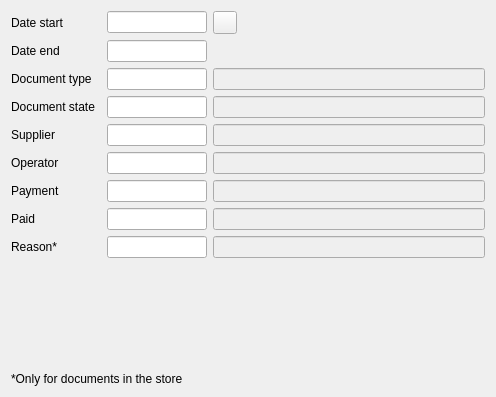
Before: the Qt Designer form Reports/cr5documentsfilter.ui in End1-1/Cafe5, drawn with Qt 5.
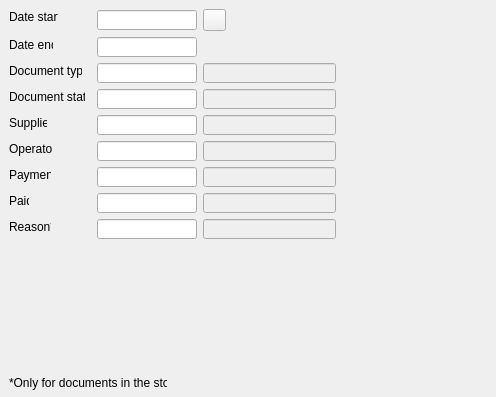
After: the same form once the commit is applied. Icons and pictures are not drawn. Custom widgets are drawn as their Qt base class.

Patch:
```diff
--- a/Reports/cr5documentsfilter.ui
+++ b/Reports/cr5documentsfilter.ui
@@ -13,33 +13,57 @@
   <property name="windowTitle">
    <string>Form</string>
   </property>
-  <layout class="QGridLayout" name="gridLayout">
-   <item row="12" column="0" colspan="4">
     <widget class="QLabel" name="label_8">
+   <property name="geometry">
+    <rect>
+     <x>9</x>
+     <y>375</y>
+     <width>158</width>
+     <height>16</height>
+    </rect>
+   </property>
      <property name="text">
       <string>*Only for documents in the store</string>
      </property>
     </widget>
-   </item>
-   <item row="3" column="0">
     <widget class="QLabel" name="label_4">
+   <property name="geometry">
+    <rect>
+     <x>9</x>
+     <y>89</y>
+     <width>76</width>
+     <height>16</height>
+    </rect>
+   </property>
      <property name="text">
       <string>Document state</string>
      </property>
     </widget>
-   </item>
-   <item row="8" column="3">
     <widget class="C5LineEdit" name="lePaidName">
      <property name="enabled">
       <bool>false</bool>
      </property>
+   <property name="geometry">
+    <rect>
+     <x>203</x>
+     <y>193</y>
+     <width>133</width>
+     <height>20</height>
+    </rect>
+   </property>
      <property name="focusPolicy">
       <enum>Qt::NoFocus</enum>
      </property>
     </widget>
-   </item>
-   <item row="0" column="2">
     <widget class="C5DateEdit" name="deStart">
+   <property name="geometry">
+    <rect>
+     <x>97</x>
+     <y>10</y>
+     <width>100</width>
+     <height>20</height>
+    </rect>
+   </property>
      <property name="minimumSize">
       <size>
        <width>100</width>
@@ -56,9 +80,15 @@
       <string>date1</string>
      </property>
     </widget>
-   </item>
-   <item row="3" column="2">
     <widget class="C5LineEditWithSelector" name="leDocState">
+   <property name="geometry">
+    <rect>
+     <x>97</x>
+     <y>89</y>
+     <width>100</width>
+     <height>20</height>
+    </rect>
+   </property>
      <property name="minimumSize">
       <size>
        <width>100</width>
@@ -75,9 +105,15 @@
       <string>docstate</string>
      </property>
     </widget>
-   </item>
-   <item row="1" column="2">
     <widget class="C5DateEdit" name="deEnd">
+   <property name="geometry">
+    <rect>
+     <x>97</x>
+     <y>37</y>
+     <width>100</width>
+     <height>20</height>
+    </rect>
+   </property>
      <property name="minimumSize">
       <size>
        <width>100</width>
@@ -94,83 +130,118 @@
       <string>date2</string>
      </property>
     </widget>
-   </item>
-   <item row="1" column="0">
     <widget class="QLabel" name="label_2">
+   <property name="geometry">
+    <rect>
+     <x>9</x>
+     <y>37</y>
+     <width>44</width>
+     <height>16</height>
+    </rect>
+   </property>
      <property name="text">
       <string>Date end</string>
      </property>
     </widget>
-   </item>
-   <item row="4" column="3">
     <widget class="C5LineEdit" name="lePartnerName">
      <property name="enabled">
       <bool>false</bool>
      </property>
+   <property name="geometry">
+    <rect>
+     <x>203</x>
+     <y>115</y>
+     <width>133</width>
+     <height>20</height>
+    </rect>
+   </property>
      <property name="focusPolicy">
       <enum>Qt::NoFocus</enum>
      </property>
     </widget>
-   </item>
-   <item row="5" column="3">
     <widget class="C5LineEdit" name="leOperatorName">
      <property name="enabled">
       <bool>false</bool>
      </property>
+   <property name="geometry">
+    <rect>
+     <x>203</x>
+     <y>141</y>
+     <width>133</width>
+     <height>20</height>
+    </rect>
+   </property>
      <property name="focusPolicy">
       <enum>Qt::NoFocus</enum>
      </property>
     </widget>
-   </item>
-   <item row="11" column="0">
-    <spacer name="verticalSpacer">
-     <property name="orientation">
-      <enum>Qt::Vertical</enum>
-     </property>
-     <property name="sizeHint" stdset="0">
-      <size>
-       <width>20</width>
-       <height>223</height>
-      </size>
-     </property>
-    </spacer>
-   </item>
-   <item row="2" column="0">
     <widget class="QLabel" name="label_3">
+   <property name="geometry">
+    <rect>
+     <x>9</x>
+     <y>63</y>
+     <width>73</width>
+     <height>16</height>
+    </rect>
+   </property>
      <property name="text">
       <string>Document type</string>
      </property>
     </widget>
-   </item>
-   <item row="5" column="0">
     <widget class="QLabel" name="label_6">
+   <property name="geometry">
+    <rect>
+     <x>9</x>
+     <y>141</y>
+     <width>44</width>
+     <height>16</height>
+    </rect>
+   </property>
      <property name="text">
       <string>Operator</string>
      </property>
     </widget>
-   </item>
-   <item row="2" column="3">
     <widget class="C5LineEdit" name="leDocTypeName">
      <property name="enabled">
       <bool>false</bool>
      </property>
+   <property name="geometry">
+    <rect>
+     <x>203</x>
+     <y>63</y>
+     <width>133</width>
+     <height>20</height>
+    </rect>
+   </property>
      <property name="focusPolicy">
       <enum>Qt::NoFocus</enum>
      </property>
     </widget>
-   </item>
-   <item row="10" column="3">
     <widget class="C5LineEdit" name="leReasonName">
      <property name="enabled">
       <bool>false</bool>
      </property>
+   <property name="geometry">
+    <rect>
+     <x>203</x>
+     <y>219</y>
+     <width>133</width>
+     <height>20</height>
+    </rect>
+   </property>
      <property name="focusPolicy">
       <enum>Qt::NoFocus</enum>
      </property>
     </widget>
-   </item>
-   <item row="8" column="2">
     <widget class="C5LineEditWithSelector" name="lePaid">
+   <property name="geometry">
+    <rect>
+     <x>97</x>
+     <y>193</y>
+     <width>100</width>
+     <height>20</height>
+    </rect>
+   </property>
      <property name="minimumSize">
       <size>
        <width>100</width>
@@ -187,16 +258,28 @@
       <string>paid</string>
      </property>
     </widget>
-   </item>
-   <item row="10" column="0">
     <widget class="QLabel" name="label_7">
+   <property name="geometry">
+    <rect>
+     <x>9</x>
+     <y>219</y>
+     <width>42</width>
+     <height>16</height>
+    </rect>
+   </property>
      <property name="text">
       <string>Reason*</string>
      </property>
     </widget>
-   </item>
-   <item row="10" column="2">
     <widget class="C5LineEditWithSelector" name="leReason">
+   <property name="geometry">
+    <rect>
+     <x>97</x>
+     <y>219</y>
+     <width>100</width>
+     <height>20</height>
+    </rect>
+   </property>
      <property name="minimumSize">
       <size>
        <width>100</width>
@@ -213,16 +296,28 @@
       <string>reason</string>
      </property>
     </widget>
-   </item>
-   <item row="0" column="0">
     <widget class="QLabel" name="label">
+   <property name="geometry">
+    <rect>
+     <x>9</x>
+     <y>9</y>
+     <width>49</width>
+     <height>16</height>
+    </rect>
+   </property>
      <property name="text">
       <string>Date start</string>
      </property>
     </widget>
-   </item>
-   <item row="2" column="2">
     <widget class="C5LineEditWithSelector" name="leDocType">
+   <property name="geometry">
+    <rect>
+     <x>97</x>
+     <y>63</y>
+     <width>100</width>
+     <height>20</height>
+    </rect>
+   </property>
      <property name="minimumSize">
       <size>
        <width>100</width>
@@ -239,26 +334,44 @@
       <string>doctype</string>
      </property>
     </widget>
-   </item>
-   <item row="3" column="3">
     <widget class="C5LineEdit" name="leDocStateName">
      <property name="enabled">
       <bool>false</bool>
      </property>
+   <property name="geometry">
+    <rect>
+     <x>203</x>
+     <y>89</y>
+     <width>133</width>
+     <height>20</height>
+    </rect>
+   </property>
      <property name="focusPolicy">
       <enum>Qt::NoFocus</enum>
      </property>
     </widget>
-   </item>
-   <item row="4" column="0">
     <widget class="QLabel" name="label_5">
+   <property name="geometry">
+    <rect>
+     <x>9</x>
+     <y>115</y>
+     <width>38</width>
+     <height>16</height>
+    </rect>
+   </property>
      <property name="text">
       <string>Supplier</string>
      </property>
     </widget>
-   </item>
-   <item row="4" column="2">
     <widget class="C5LineEditWithSelector" name="lePartner">
+   <property name="geometry">
+    <rect>
+     <x>97</x>
+     <y>115</y>
+     <width>100</width>
+     <height>20</height>
+    </rect>
+   </property>
      <property name="minimumSize">
       <size>
        <width>100</width>
@@ -275,9 +388,15 @@
       <string>supplier</string>
      </property>
     </widget>
-   </item>
-   <item row="5" column="2">
     <widget class="C5LineEditWithSelector" name="leOperator">
+   <property name="geometry">
+    <rect>
+     <x>97</x>
+     <y>141</y>
+     <width>100</width>
+     <height>20</height>
+    </rect>
+   </property>
      <property name="minimumSize">
       <size>
        <width>100</width>
@@ -294,9 +413,15 @@
       <string>operator</string>
      </property>
     </widget>
-   </item>
-   <item row="6" column="2">
     <widget class="C5LineEditWithSelector" name="lePayment">
+   <property name="geometry">
+    <rect>
+     <x>97</x>
+     <y>167</y>
+     <width>100</width>
+     <height>20</height>
+    </rect>
+   </property>
      <property name="minimumSize">
       <size>
        <width>100</width>
@@ -313,33 +438,57 @@
       <string>payment</string>
      </property>
     </widget>
-   </item>
-   <item row="6" column="3">
     <widget class="C5LineEdit" name="lePaymentName">
      <property name="enabled">
       <bool>false</bool>
      </property>
+   <property name="geometry">
+    <rect>
+     <x>203</x>
+     <y>167</y>
+     <width>133</width>
+     <height>20</height>
+    </rect>
+   </property>
      <property name="focusPolicy">
       <enum>Qt::NoFocus</enum>
      </property>
     </widget>
-   </item>
-   <item row="6" column="0">
     <widget class="QLabel" name="label_9">
+   <property name="geometry">
+    <rect>
+     <x>9</x>
+     <y>167</y>
+     <width>42</width>
+     <height>16</height>
+    </rect>
+   </property>
      <property name="text">
       <string>Payment</string>
      </property>
     </widget>
-   </item>
-   <item row="8" column="0">
     <widget class="QLabel" name="label_10">
+   <property name="geometry">
+    <rect>
+     <x>9</x>
+     <y>193</y>
+     <width>20</width>
+     <height>16</height>
+    </rect>
+   </property>
      <property name="text">
       <string>Paid</string>
      </property>
     </widget>
-   </item>
-   <item row="0" column="3">
     <widget class="QToolButton" name="btnFixDate">
+   <property name="geometry">
+    <rect>
+     <x>203</x>
+     <y>9</y>
+     <width>23</width>
+     <height>22</height>
+    </rect>
+   </property>
      <property name="text">
       <string/>
      </property>
@@ -351,8 +500,6 @@
       <bool>true</bool>
      </property>
     </widget>
-   </item>
-  </layout>
  </widget>
  <customwidgets>
   <customwidget>
```
Lines whose indentation alone changed are shown as unchanged.
